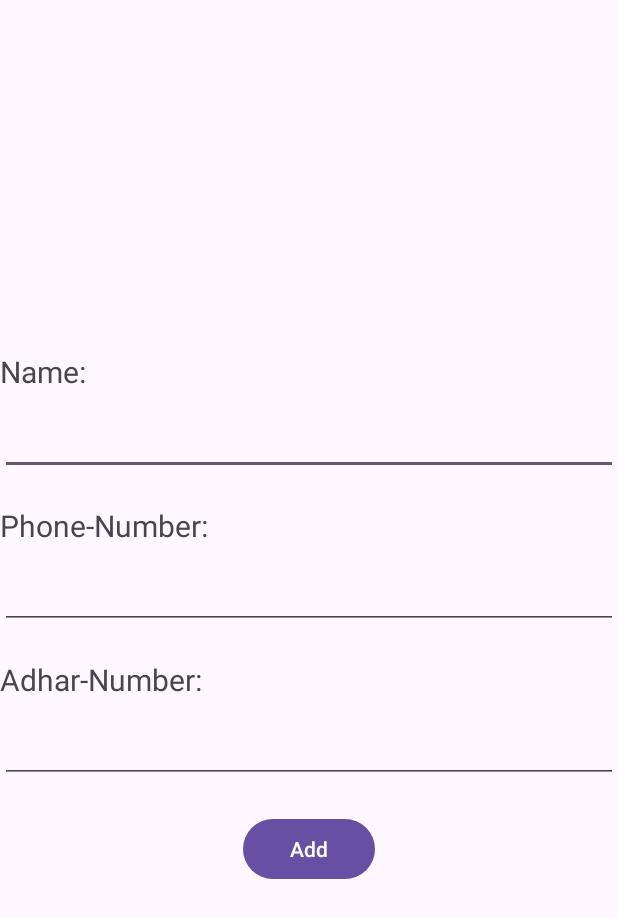
After one commit to RussianWeed/Contact_app, an Android app: the Create_Contact screen opened directly, with no data from a screen before it, on a phone screen of 412 x 824 dp. The commit adds this screen. Shown: the top 918 px of the screen. Run offline under Robolectric (Android 15) with nearby library versions, the phone set to English and light mode, and no system bars.

Commit message:
contact add feature added

```diff
--- a/app/src/main/AndroidManifest.xml
+++ b/app/src/main/AndroidManifest.xml
@@ -15,6 +15,9 @@
         android:theme="@style/Theme.Contact_app"
         tools:targetApi="31">
         <activity
+            android:name=".Create_Contact"
+            android:exported="false" />
+        <activity
             android:name=".MainActivity2"
             android:exported="false" />
         <activity
--- a/app/src/main/java/com/devking/contact_app/Api_call.java
+++ b/app/src/main/java/com/devking/contact_app/Api_call.java
@@ -3,13 +3,22 @@ package com.devking.contact_app;
 import android.view.PixelCopy;
 
 import java.util.List;
+import java.util.jar.Attributes;
 
 import retrofit2.Call;
+import retrofit2.http.Field;
+import retrofit2.http.FormUrlEncoded;
 import retrofit2.http.GET;
+import retrofit2.http.POST;
 
 public interface Api_call {
 
     @GET("list")
     Call<List<Model_class>> getcontactlist();
 
+
+    @FormUrlEncoded
+    @POST("create/")
+    Call<Model_class> add_data (@Field("Name") String Name , @Field("Phn_number") String Phn_number, @Field("Adhar_card") String Adhar_card);
+
 }
--- /dev/null
+++ b/app/src/main/java/com/devking/contact_app/Create_Contact.java
@@ -0,0 +1,73 @@
+package com.devking.contact_app;
+
+import androidx.appcompat.app.AppCompatActivity;
+
+import android.os.Bundle;
+import android.view.View;
+import android.widget.Button;
+import android.widget.EditText;
+
+import retrofit2.Call;
+import retrofit2.Callback;
+import retrofit2.Response;
+import retrofit2.Retrofit;
+import retrofit2.converter.gson.GsonConverterFactory;
+
+public class Create_Contact extends AppCompatActivity {
+    EditText name;
+    EditText phn_number;
+    EditText adhar_number;
+    Button add;
+
+    @Override
+    protected void onCreate(Bundle savedInstanceState) {
+        super.onCreate(savedInstanceState);
+        setContentView(R.layout.activity_create_contact);
+
+        name = findViewById(R.id.name);
+        phn_number = findViewById(R.id.phn_number);
+        adhar_number = findViewById(R.id.adhar_number);
+        add = findViewById(R.id.add);
+
+
+        add.setOnClickListener(new View.OnClickListener() {
+            @Override
+            public void onClick(View v) {
+                add_contact();
+            }
+        });
+
+
+    }
+
+    private void add_contact() {
+        String url = "http://10.0.2.2:9000/api/";
+
+        Retrofit retrofit = new Retrofit.Builder()
+                .addConverterFactory(GsonConverterFactory.create())
+                .baseUrl(url)
+                .build();
+
+
+        Api_call myapi = retrofit.create(Api_call.class);
+
+
+        Call<Model_class> call = myapi.add_data(name.getText().toString(),phn_number.getText().toString(),adhar_number.getText().toString());
+
+        call.enqueue(new Callback<Model_class>() {
+            @Override
+            public void onResponse(Call<Model_class> call, Response<Model_class> response) {
+
+                name.setText("");
+                phn_number.setText("");
+                adhar_number.setText("");
+            }
+
+            @Override
+            public void onFailure(Call<Model_class> call, Throwable t) {
+
+            }
+        });
+
+    }
+}
--- /dev/null
+++ b/app/src/main/res/layout/activity_create_contact.xml
@@ -0,0 +1,69 @@
+<?xml version="1.0" encoding="utf-8"?>
+<ScrollView
+    xmlns:android="http://schemas.android.com/apk/res/android"
+    xmlns:app="http://schemas.android.com/apk/res-auto"
+    xmlns:tools="http://schemas.android.com/tools"
+    android:layout_width="match_parent"
+    android:layout_height="match_parent"
+    tools:context=".Create_Contact">
+
+    <LinearLayout
+        android:layout_width="match_parent"
+        android:layout_height="match_parent"
+        android:orientation="vertical"
+        android:gravity="center"
+        android:layout_gravity="center">
+
+        <TextView
+            android:layout_width="wrap_content"
+            android:layout_height="wrap_content"
+            android:text="Name:"
+            android:layout_gravity="start"
+            android:textSize="20dp"/>
+
+        <EditText
+            android:layout_width="match_parent"
+            android:layout_height="wrap_content"
+            android:id="@+id/name"
+            android:layout_marginTop="10dp"
+            android:layout_marginBottom="20dp" />
+
+        <TextView
+            android:layout_width="wrap_content"
+            android:layout_height="wrap_content"
+            android:text="Phone-Number:"
+            android:layout_gravity="start"
+            android:textSize="20dp"/>
+
+        <EditText
+            android:layout_width="match_parent"
+            android:layout_height="wrap_content"
+            android:id="@+id/phn_number"
+            android:layout_marginTop="10dp"
+            android:layout_marginBottom="20dp"/>
+
+
+        <TextView
+            android:layout_width="wrap_content"
+            android:layout_height="wrap_content"
+            android:text="Adhar-Number:"
+            android:layout_gravity="start"
+            android:textSize="20dp"/>
+
+        <EditText
+            android:layout_width="match_parent"
+            android:layout_height="wrap_content"
+            android:id="@+id/adhar_number"
+            android:layout_marginTop="10dp"
+            android:layout_marginBottom="20dp"/>
+
+        <Button
+            android:layout_width="wrap_content"
+            android:layout_height="wrap_content"
+            android:text="Add"
+            android:id="@+id/add"/>
+
+
+    </LinearLayout>
+
+</ScrollView>
--- a/app/src/main/res/layout/activity_main.xml
+++ b/app/src/main/res/layout/activity_main.xml
@@ -8,6 +8,8 @@
     tools:context=".MainActivity"
     android:orientation="vertical">
 
+    <include layout="@layout/action_bar"/>
+
 
 
     <androidx.recyclerview.widget.RecyclerView
```
Also changed, not shown: app/src/main/java/com/devking/contact_app/MainActivity.java (+20 -0 lines), app/src/main/res/layout/action_bar.xml (added, +42 -0 lines).
